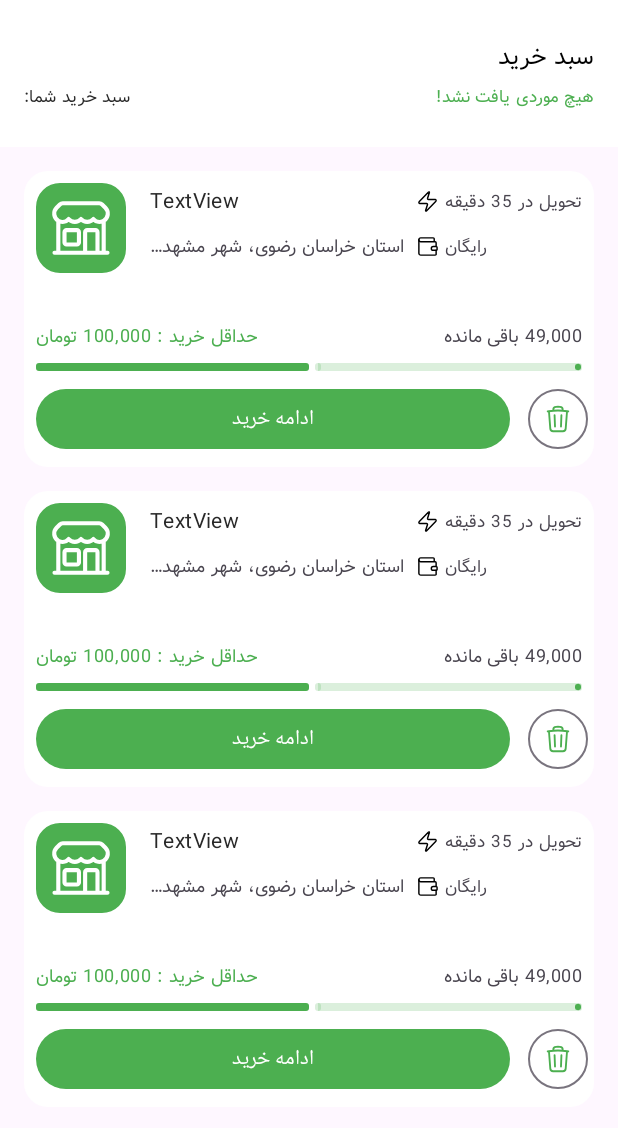
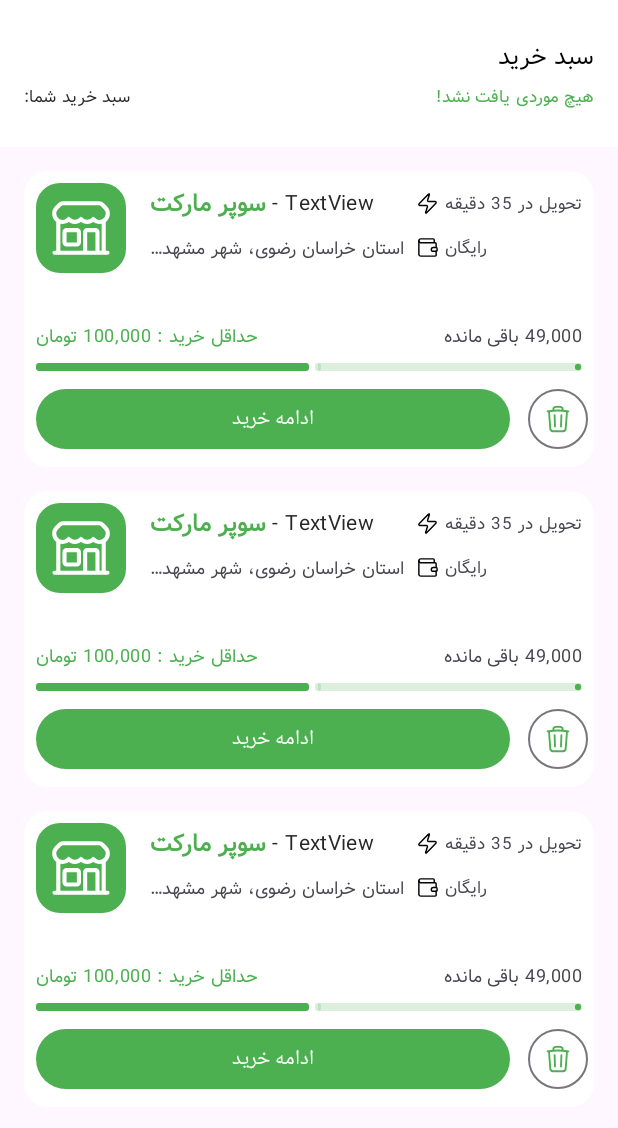
Before and after one commit to mr-hajizadeh/market, an Android app: the layout fragment_cart.xml on its own in the app's theme, with its tools: preview values and no code run, on a phone screen of 412 x 824 dp. Shown: the top 1128 px of the screen. Run offline under Robolectric (Android 15) with nearby library versions, the phone set to English and light mode, and no system bars.

Commit message:
add shopType

```diff
--- a/app/src/main/java/com/se7en/market/Adapter/ShopOrderAdapter.kt
+++ b/app/src/main/java/com/se7en/market/Adapter/ShopOrderAdapter.kt
@@ -68,7 +68,7 @@ class ShopOrderAdapter(
         @SuppressLint("SetTextI18n")
         fun bind(item: CartModel) {
             with(item.seller) {
-                binding.shopNameTxt.text = shop_name
+                binding.shopNameTxt.text = " - $shop_name"
                 deliveryTimeTxt.text = "تحویل در $delivery_time دقیقه"
                 courierFeeTxt.text =
                     "${formatPriceToPersianCourierFee()} ${context.getString(R.string.title_currency)}"
--- a/app/src/main/res/layout/view_holder_cart_list.xml
+++ b/app/src/main/res/layout/view_holder_cart_list.xml
@@ -6,6 +6,18 @@
     android:layout_height="wrap_content"
     android:layout_marginTop="16dp"
     android:background="@drawable/white_bg">
+
+    <TextView
+        android:id="@+id/shopTypeTxt"
+        style="@style/customTextTitle"
+        android:layout_width="wrap_content"
+        android:layout_height="wrap_content"
+        android:layout_marginStart="16dp"
+        android:text="سوپر مارکت"
+        android:textColor="@color/green"
+        android:textStyle="bold"
+        app:layout_constraintStart_toEndOf="@+id/shopImg"
+        app:layout_constraintTop_toTopOf="@+id/shopImg" />
 
     <com.google.android.material.imageview.ShapeableImageView
         android:id="@+id/shopImg"
@@ -23,13 +35,17 @@
 
     <TextView
         android:id="@+id/shopNameTxt"
-        android:layout_width="wrap_content"
+        android:layout_width="0dp"
         android:layout_height="wrap_content"
-        android:layout_marginStart="16dp"
-        android:text="TextView"
+        android:layout_marginEnd="8dp"
+        android:ellipsize="end"
+        android:maxLines="1"
+        android:text=" - TextView"
         android:textAppearance="@style/TextAppearance.Material3.BodyMedium"
         android:textColor="@color/text_color"
-        app:layout_constraintStart_toEndOf="@+id/shopImg"
+        app:layout_constraintBottom_toBottomOf="@+id/shopTypeTxt"
+        app:layout_constraintEnd_toStartOf="@+id/imageView17"
+        app:layout_constraintStart_toEndOf="@+id/shopTypeTxt"
         app:layout_constraintTop_toTopOf="@+id/shopImg" />
 
     <TextView
@@ -43,7 +59,7 @@
         android:text="@string/hint_address"
         android:textAppearance="@style/TextAppearance.Material3.BodySmall"
         app:layout_constraintEnd_toStartOf="@+id/imageView16"
-        app:layout_constraintStart_toStartOf="@+id/shopNameTxt"
+        app:layout_constraintStart_toStartOf="@+id/shopTypeTxt"
         app:layout_constraintTop_toBottomOf="@+id/shopNameTxt" />
 
     <TextView
```
